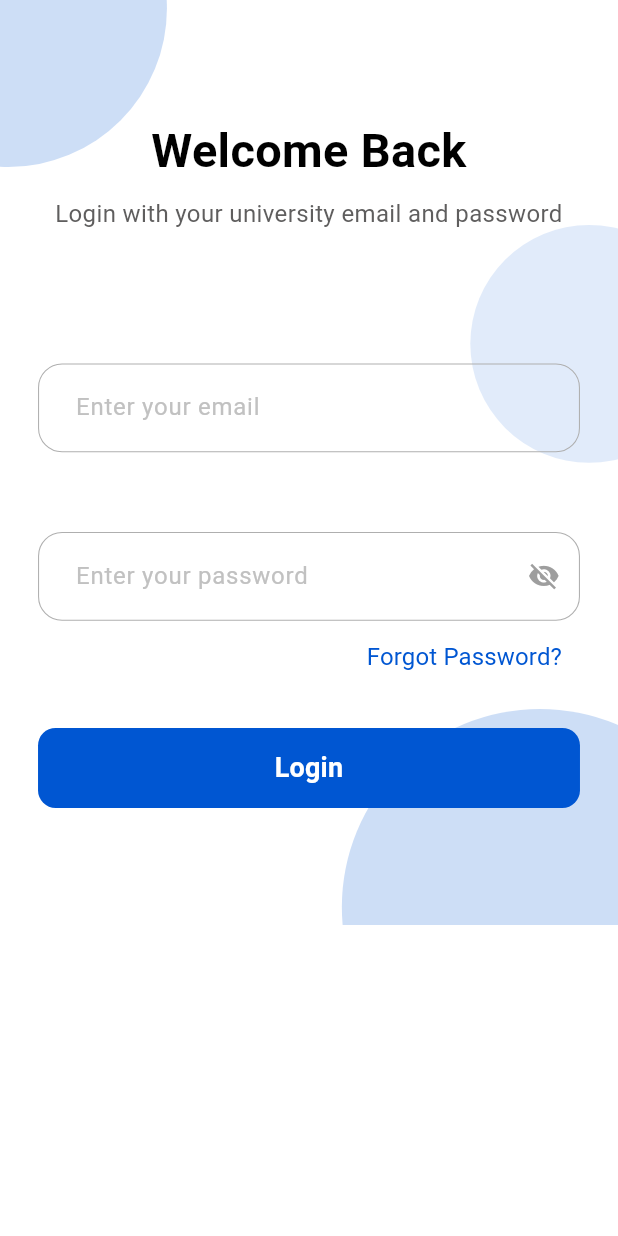
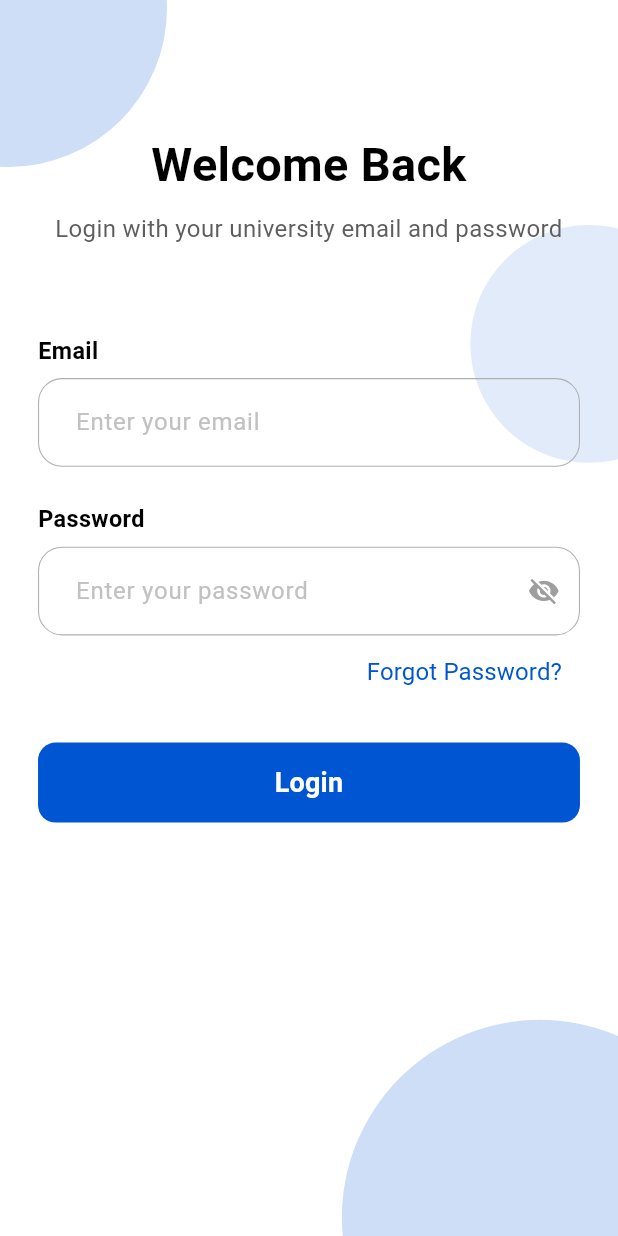
Before and after one commit to mustafaelbaz5/ZRC-ZNU-Robotics-Community, a Flutter app: the LoginScreen screen opened by its route, on a phone screen of 412 x 824 dp. Run offline on Flutter 3.47's test engine with Material 3 defaults, Android fonts, the light colour scheme and no system bars; our stand-ins replace flutter_bloc, flutter_screenutil, flutter_secure_storage, get_it, supabase_flutter; accounts and stored records are empty.

Commit message:
Add BackgroundShapes and LogInHeader widgets; refactor LoginScreen for improved UI structure

```diff
--- a/lib/core/auth/ui/login_screen.dart
+++ b/lib/core/auth/ui/login_screen.dart
@@ -2,6 +2,8 @@ import 'package:flutter/material.dart';
 import 'package:flutter_bloc/flutter_bloc.dart';
 import 'package:flutter_screenutil/flutter_screenutil.dart';
 import 'package:zrc/core/auth/logic/cubit/auth_cubit.dart';
+import 'package:zrc/core/auth/ui/widgets/background_shapes.dart';
+import 'package:zrc/core/auth/ui/widgets/log_in_header.dart';
 import 'package:zrc/core/extensions/navigation.dart';
 import 'package:zrc/core/router/routes.dart';
 import 'package:zrc/core/themes/app_colors.dart';
@@ -62,42 +64,7 @@ class _LoginScreenState extends State<LoginScreen> {
             child: Stack(
               children: [
                 // Background shapes
-                Positioned(
-                  top: -100,
-                  left: -100,
-                  child: Container(
-                    width: 200.w,
-                    height: 200.w,
-                    decoration: BoxDecoration(
-                      color: AppColors.lightBlue.withAlpha(50),
-                      shape: BoxShape.circle,
-                    ),
-                  ),
-                ),
-                Positioned(
-                  bottom: -120,
-                  right: -80,
-                  child: Container(
-                    width: 250.w,
-                    height: 250.w,
-                    decoration: BoxDecoration(
-                      color: AppColors.lightBlue.withAlpha(50),
-                      shape: BoxShape.circle,
-                    ),
-                  ),
-                ),
-                Positioned(
-                  top: 150,
-                  right: -60,
-                  child: Container(
-                    width: 150.w,
-                    height: 150.w,
-                    decoration: BoxDecoration(
-                      color: AppColors.lightBlue.withAlpha(30),
-                      shape: BoxShape.circle,
-                    ),
-                  ),
-                ),
+                const BackgroundShapes(),
 
                 // Login form
                 SingleChildScrollView(
@@ -111,22 +78,8 @@ class _LoginScreenState extends State<LoginScreen> {
                       child: Column(
                         crossAxisAlignment: CrossAxisAlignment.center,
                         children: [
-                          verticalSpacing(40),
-
-                          // Title
-                          Text(
-                            'Welcome Back',
-                            textAlign: TextAlign.center,
-                            style: AppTextStyles.font32BlackBold.copyWith(
-                              fontSize: 32.sp,
-                            ),
-                          ),
-                          verticalSpacing(8),
-                          Text(
-                            'Login with your university email and password',
-                            textAlign: TextAlign.center,
-                            style: AppTextStyles.font16GreyRegular.copyWith(),
-                          ),
+                          verticalSpacing(50),
+                          const LogInHeader(),
                           verticalSpacing(60),
                           // Email Field
                           Align(
@@ -135,7 +88,6 @@ class _LoginScreenState extends State<LoginScreen> {
                               'Email',
                               style: AppTextStyles.font16BlackBold.copyWith(
                                 fontSize: 16.sp,
-                                color: Colors.white,
                               ),
                             ),
                           ),
@@ -148,7 +100,7 @@ class _LoginScreenState extends State<LoginScreen> {
                               if (value == null || value.isEmpty) {
                                 return 'Email cannot be empty';
                               } else if (!AppRegex.isEmailValid(value.trim())) {
-                                return 'Please enter a valid email';
+                                return 'Please enter a valid email[*****@ais.znu.edu.eg]';
                               }
                               return null;
                             },
@@ -162,7 +114,6 @@ class _LoginScreenState extends State<LoginScreen> {
                               'Password',
                               style: AppTextStyles.font16BlackBold.copyWith(
                                 fontSize: 16.sp,
-                                color: Colors.white,
                               ),
                             ),
                           ),
@@ -200,7 +151,6 @@ class _LoginScreenState extends State<LoginScreen> {
                             buttonWidth: double.infinity,
                             borderRadius: 12.r,
                           ),
-                          verticalSpacing(40),
                         ],
                       ),
                     ),
--- /dev/null
+++ b/lib/core/auth/ui/widgets/background_shapes.dart
@@ -0,0 +1,51 @@
+import 'package:flutter/material.dart';
+import 'package:flutter_screenutil/flutter_screenutil.dart';
+import 'package:zrc/core/themes/app_colors.dart';
+
+class BackgroundShapes extends StatelessWidget {
+  const BackgroundShapes({super.key});
+
+  @override
+  Widget build(BuildContext context) {
+    return Stack(
+      children: [
+        Positioned(
+          top: -100,
+          left: -100,
+          child: Container(
+            width: 200.w,
+            height: 200.w,
+            decoration: BoxDecoration(
+              color: AppColors.lightBlue.withAlpha(50),
+              shape: BoxShape.circle,
+            ),
+          ),
+        ),
+        Positioned(
+          bottom: -120,
+          right: -80,
+          child: Container(
+            width: 250.w,
+            height: 250.w,
+            decoration: BoxDecoration(
+              color: AppColors.lightBlue.withAlpha(50),
+              shape: BoxShape.circle,
+            ),
+          ),
+        ),
+        Positioned(
+          top: 150,
+          right: -60,
+          child: Container(
+            width: 150.w,
+            height: 150.w,
+            decoration: BoxDecoration(
+              color: AppColors.lightBlue.withAlpha(30),
+              shape: BoxShape.circle,
+            ),
+          ),
+        ),
+      ],
+    );
+  }
+}
--- /dev/null
+++ b/lib/core/auth/ui/widgets/log_in_header.dart
@@ -0,0 +1,27 @@
+import 'package:flutter/material.dart';
+import 'package:flutter_screenutil/flutter_screenutil.dart';
+import 'package:zrc/core/themes/app_text_styles.dart';
+import 'package:zrc/core/utils/spacing.dart';
+
+class LogInHeader extends StatelessWidget {
+  const LogInHeader({super.key});
+
+  @override
+  Widget build(BuildContext context) {
+    return Column(
+      children: [
+        Text(
+          'Welcome Back',
+          textAlign: TextAlign.center,
+          style: AppTextStyles.font32BlackBold.copyWith(fontSize: 32.sp),
+        ),
+        verticalSpacing(8),
+        Text(
+          'Login with your university email and password',
+          textAlign: TextAlign.center,
+          style: AppTextStyles.font16GreyRegular.copyWith(),
+        ),
+      ],
+    );
+  }
+}
```
Also changed, not shown: lib/core/widgets/show_error_dialog.dart (added, +88 -0 lines).
